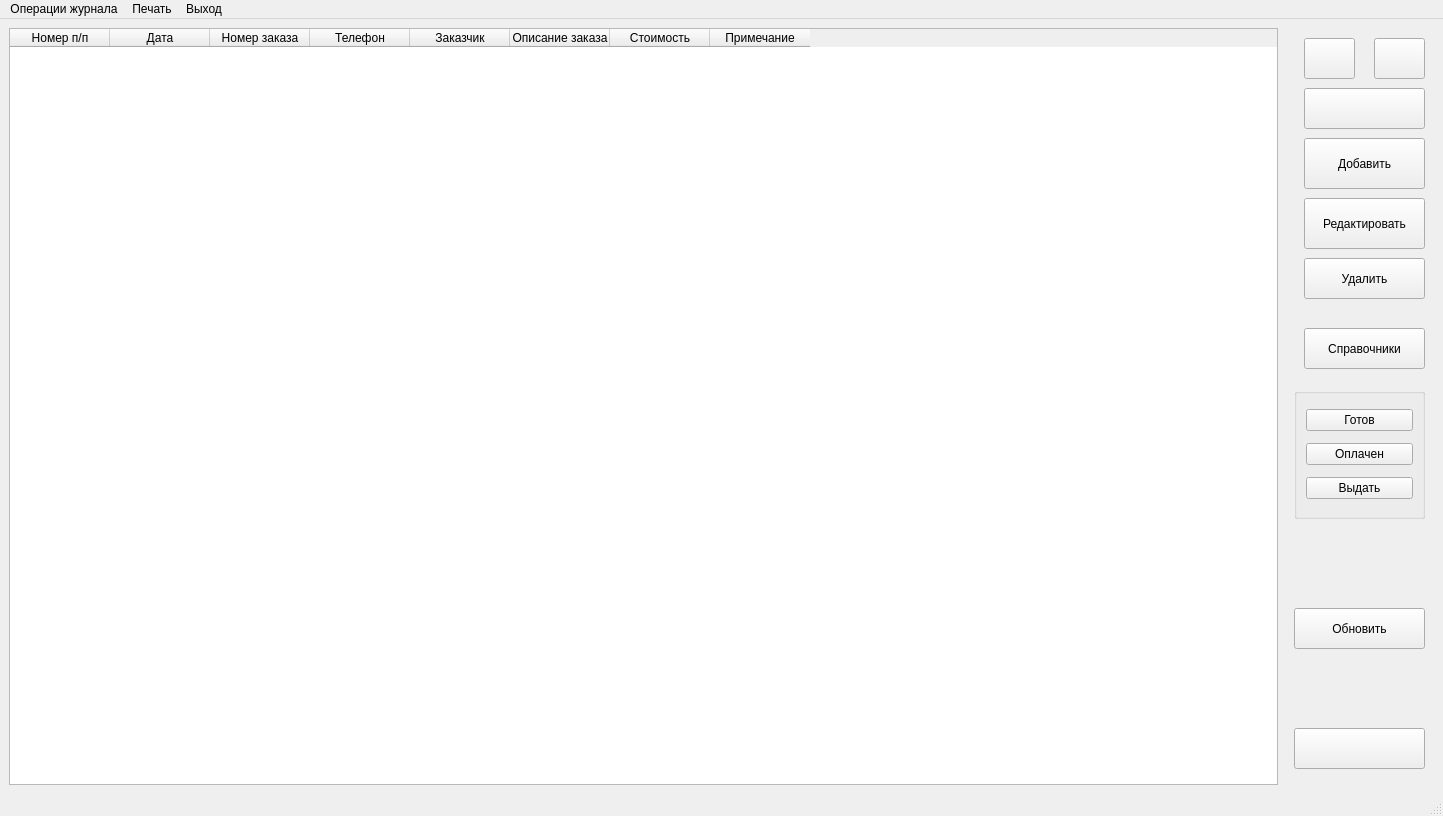
The window that main.ui (leoneii/ixjournal) describes before a commit, drawn with Qt 5.
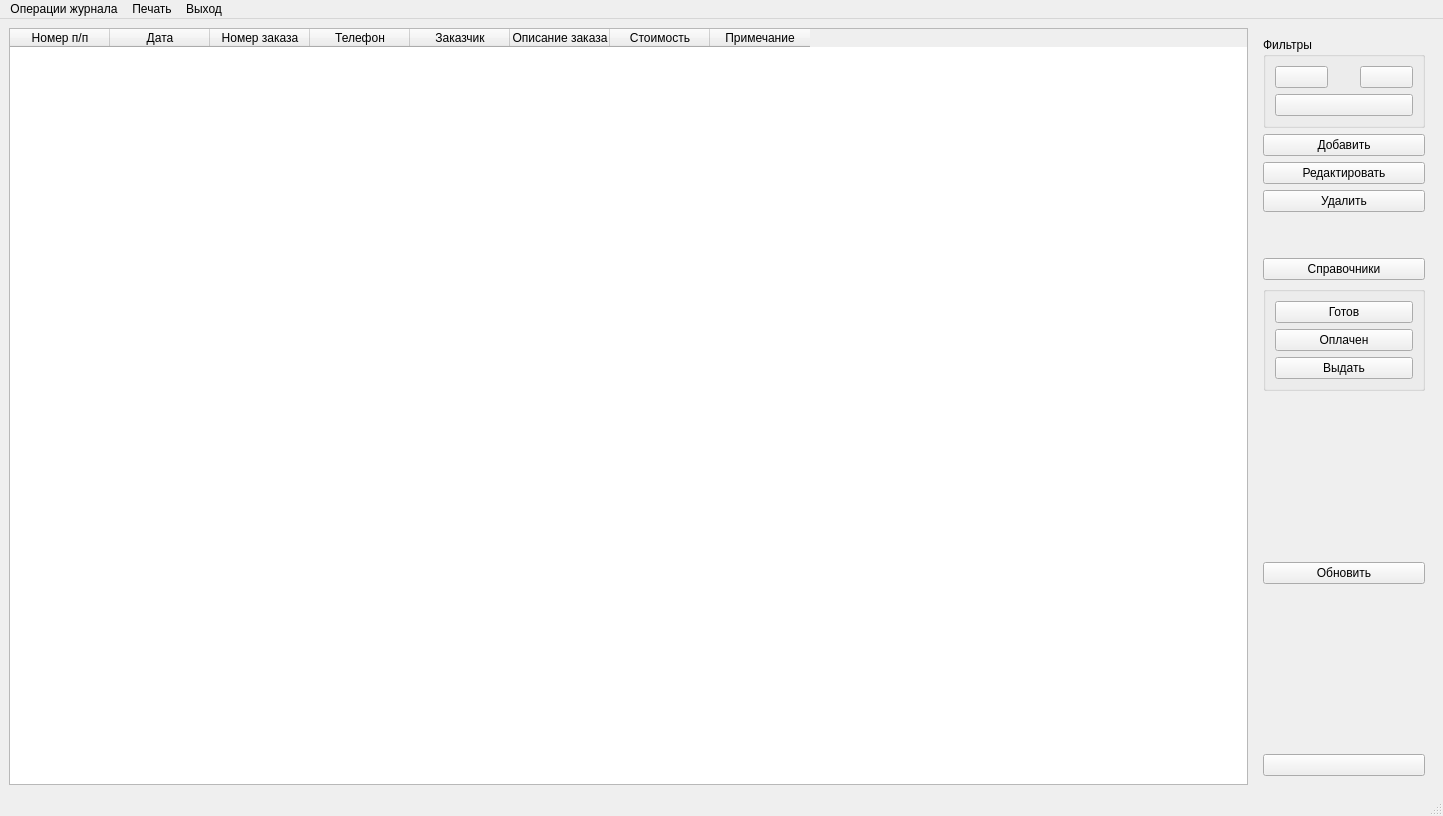
The same window after the commit. Icons and pictures are not drawn.

Commit message: Обновил

```diff
--- a/main.ui
+++ b/main.ui
@@ -94,31 +94,55 @@
      <widget class="QFrame" name="frame">
       <property name="minimumSize">
        <size>
-        <width>150</width>
+        <width>180</width>
         <height>0</height>
        </size>
       </property>
+      <property name="maximumSize">
+       <size>
+        <width>150</width>
+        <height>16777215</height>
+       </size>
+      </property>
       <property name="toolTip">
        <string/>
       </property>
       <property name="frameShape">
        <enum>QFrame::Shape::NoFrame</enum>
       </property>
+      <layout class="QVBoxLayout" name="verticalLayout_2">
+       <item>
+        <widget class="QGroupBox" name="groupBox_2">
+         <property name="sizePolicy">
+          <sizepolicy hsizetype="Preferred" vsizetype="Maximum">
+           <horstretch>0</horstretch>
+           <verstretch>0</verstretch>
+          </sizepolicy>
+         </property>
+         <property name="maximumSize">
+          <size>
+           <width>16777215</width>
+           <height>16777215</height>
+          </size>
+         </property>
+         <property name="title">
+          <string>Фильтры</string>
+         </property>
+         <layout class="QGridLayout" name="gridLayout">
+          <item row="0" column="0">
       <widget class="QPushButton" name="pushButton_Find">
-       <property name="geometry">
-        <rect>
-         <x>20</x>
-         <y>10</y>
-         <width>51</width>
-         <height>41</height>
-        </rect>
-       </property>
        <property name="sizePolicy">
         <sizepolicy hsizetype="Expanding" vsizetype="Fixed">
          <horstretch>0</horstretch>
          <verstretch>0</verstretch>
         </sizepolicy>
        </property>
+            <property name="maximumSize">
+             <size>
+              <width>16777215</width>
+              <height>40</height>
+             </size>
+            </property>
        <property name="text">
         <string/>
        </property>
@@ -133,14 +157,100 @@
         </size>
        </property>
       </widget>
+          </item>
+          <item row="0" column="1">
+           <spacer name="horizontalSpacer">
+            <property name="orientation">
+             <enum>Qt::Orientation::Horizontal</enum>
+            </property>
+            <property name="sizeType">
+             <enum>QSizePolicy::Policy::Preferred</enum>
+            </property>
+            <property name="sizeHint" stdset="0">
+             <size>
+              <width>20</width>
+              <height>20</height>
+             </size>
+            </property>
+           </spacer>
+          </item>
+          <item row="0" column="2">
+           <widget class="QPushButton" name="pushButton_UnFilter">
+            <property name="sizePolicy">
+             <sizepolicy hsizetype="Expanding" vsizetype="Fixed">
+              <horstretch>0</horstretch>
+              <verstretch>0</verstretch>
+             </sizepolicy>
+            </property>
+            <property name="maximumSize">
+             <size>
+              <width>16777215</width>
+              <height>40</height>
+             </size>
+            </property>
+            <property name="text">
+             <string/>
+            </property>
+            <property name="icon">
+             <iconset>
+              <normaloff>image/UnFilter.png</normaloff>image/UnFilter.png</iconset>
+            </property>
+            <property name="iconSize">
+             <size>
+              <width>28</width>
+              <height>28</height>
+             </size>
+            </property>
+           </widget>
+          </item>
+          <item row="1" column="0" colspan="3">
+           <widget class="QPushButton" name="pushButton_UnFilter_All">
+            <property name="sizePolicy">
+             <sizepolicy hsizetype="Expanding" vsizetype="Fixed">
+              <horstretch>0</horstretch>
+              <verstretch>0</verstretch>
+             </sizepolicy>
+            </property>
+            <property name="maximumSize">
+             <size>
+              <width>16777215</width>
+              <height>40</height>
+             </size>
+            </property>
+            <property name="toolTip">
+             <string>Показать все заказы, включая выданные </string>
+            </property>
+            <property name="text">
+             <string/>
+            </property>
+            <property name="icon">
+             <iconset>
+              <normaloff>image/UnFilterAll.png</normaloff>image/UnFilterAll.png</iconset>
+            </property>
+            <property name="iconSize">
+             <size>
+              <width>28</width>
+              <height>28</height>
+             </size>
+            </property>
+           </widget>
+          </item>
+         </layout>
+        </widget>
+       </item>
+       <item>
       <widget class="QPushButton" name="pushButton_Add">
-       <property name="geometry">
-        <rect>
-         <x>20</x>
-         <y>110</y>
-         <width>121</width>
-         <height>51</height>
-        </rect>
+         <property name="sizePolicy">
+          <sizepolicy hsizetype="Minimum" vsizetype="Fixed">
+           <horstretch>0</horstretch>
+           <verstretch>0</verstretch>
+          </sizepolicy>
+         </property>
+         <property name="maximumSize">
+          <size>
+           <width>16777215</width>
+           <height>40</height>
+          </size>
        </property>
        <property name="text">
         <string>Добавить</string>
@@ -150,14 +260,20 @@
          <normaloff>image/add.jpg</normaloff>image/add.jpg</iconset>
        </property>
       </widget>
+       </item>
+       <item>
       <widget class="QPushButton" name="pushButton_Change">
-       <property name="geometry">
-        <rect>
-         <x>20</x>
-         <y>170</y>
-         <width>121</width>
-         <height>51</height>
-        </rect>
+         <property name="sizePolicy">
+          <sizepolicy hsizetype="Minimum" vsizetype="Fixed">
+           <horstretch>0</horstretch>
+           <verstretch>0</verstretch>
+          </sizepolicy>
+         </property>
+         <property name="maximumSize">
+          <size>
+           <width>16777215</width>
+           <height>40</height>
+          </size>
        </property>
        <property name="text">
         <string>Редактировать</string>
@@ -167,14 +283,20 @@
          <normaloff>image/edit.png</normaloff>image/edit.png</iconset>
        </property>
       </widget>
+       </item>
+       <item>
       <widget class="QPushButton" name="pushButton_Del">
-       <property name="geometry">
-        <rect>
-         <x>20</x>
-         <y>230</y>
-         <width>121</width>
-         <height>41</height>
-        </rect>
+         <property name="sizePolicy">
+          <sizepolicy hsizetype="Minimum" vsizetype="Fixed">
+           <horstretch>0</horstretch>
+           <verstretch>0</verstretch>
+          </sizepolicy>
+         </property>
+         <property name="maximumSize">
+          <size>
+           <width>16777215</width>
+           <height>40</height>
+          </size>
        </property>
        <property name="text">
         <string>Удалить</string>
@@ -184,14 +306,62 @@
          <normaloff>image/remove.png</normaloff>image/remove.png</iconset>
        </property>
       </widget>
+       </item>
+       <item>
+        <spacer name="verticalSpacer_2">
+         <property name="orientation">
+          <enum>Qt::Orientation::Vertical</enum>
+         </property>
+         <property name="sizeType">
+          <enum>QSizePolicy::Policy::Maximum</enum>
+         </property>
+         <property name="sizeHint" stdset="0">
+          <size>
+           <width>20</width>
+           <height>40</height>
+          </size>
+         </property>
+        </spacer>
+       </item>
+       <item>
+        <widget class="QPushButton" name="pushButton_Sprav">
+         <property name="sizePolicy">
+          <sizepolicy hsizetype="Expanding" vsizetype="Fixed">
+           <horstretch>0</horstretch>
+           <verstretch>0</verstretch>
+          </sizepolicy>
+         </property>
+         <property name="maximumSize">
+          <size>
+           <width>16777215</width>
+           <height>40</height>
+          </size>
+         </property>
+         <property name="toolTip">
+          <string>Выйти  из программы</string>
+         </property>
+         <property name="text">
+          <string>Справочники</string>
+         </property>
+         <property name="icon">
+          <iconset>
+           <normaloff>image/sprav.png</normaloff>image/sprav.png</iconset>
+         </property>
+         <property name="iconSize">
+          <size>
+           <width>28</width>
+           <height>28</height>
+          </size>
+         </property>
+        </widget>
+       </item>
+       <item>
       <widget class="QGroupBox" name="groupBox">
-       <property name="geometry">
-        <rect>
-         <x>10</x>
-         <y>360</y>
-         <width>131</width>
-         <height>131</height>
-        </rect>
+         <property name="sizePolicy">
+          <sizepolicy hsizetype="Preferred" vsizetype="Maximum">
+           <horstretch>0</horstretch>
+           <verstretch>0</verstretch>
+          </sizepolicy>
        </property>
        <property name="title">
         <string/>
@@ -232,146 +402,34 @@
         </item>
        </layout>
       </widget>
-      <widget class="QPushButton" name="pushButton_UnFilter">
-       <property name="geometry">
-        <rect>
-         <x>90</x>
-         <y>10</y>
-         <width>51</width>
-         <height>41</height>
-        </rect>
-       </property>
-       <property name="sizePolicy">
-        <sizepolicy hsizetype="Expanding" vsizetype="Fixed">
-         <horstretch>0</horstretch>
-         <verstretch>0</verstretch>
-        </sizepolicy>
-       </property>
-       <property name="text">
-        <string/>
-       </property>
-       <property name="icon">
-        <iconset>
-         <normaloff>image/UnFilter.png</normaloff>image/UnFilter.png</iconset>
-       </property>
-       <property name="iconSize">
+       </item>
+       <item>
+        <spacer name="verticalSpacer_3">
+         <property name="orientation">
+          <enum>Qt::Orientation::Vertical</enum>
+         </property>
+         <property name="sizeHint" stdset="0">
         <size>
-         <width>28</width>
-         <height>28</height>
-        </size>
-       </property>
-      </widget>
-      <widget class="QPushButton" name="pushButton_UnFilter_All">
-       <property name="geometry">
-        <rect>
-         <x>20</x>
-         <y>60</y>
-         <width>121</width>
-         <height>41</height>
-        </rect>
-       </property>
-       <property name="sizePolicy">
-        <sizepolicy hsizetype="Expanding" vsizetype="Fixed">
-         <horstretch>0</horstretch>
-         <verstretch>0</verstretch>
-        </sizepolicy>
-       </property>
-       <property name="toolTip">
-        <string>Показать все заказы, включая выданные </string>
-       </property>
-       <property name="text">
-        <string/>
-       </property>
-       <property name="icon">
-        <iconset>
-         <normaloff>image/UnFilterAll.png</normaloff>image/UnFilterAll.png</iconset>
-       </property>
-       <property name="iconSize">
-        <size>
-         <width>28</width>
-         <height>28</height>
-        </size>
-       </property>
-      </widget>
-      <widget class="QPushButton" name="pushButton_Exit">
-       <property name="geometry">
-        <rect>
-         <x>10</x>
-         <y>700</y>
-         <width>131</width>
-         <height>41</height>
-        </rect>
-       </property>
-       <property name="sizePolicy">
-        <sizepolicy hsizetype="Expanding" vsizetype="Fixed">
-         <horstretch>0</horstretch>
-         <verstretch>0</verstretch>
-        </sizepolicy>
-       </property>
-       <property name="toolTip">
-        <string>Выйти  из программы</string>
-       </property>
-       <property name="text">
-        <string/>
-       </property>
-       <property name="icon">
-        <iconset>
-         <normaloff>image/Exit.jpg</normaloff>image/Exit.jpg</iconset>
-       </property>
-       <property name="iconSize">
-        <size>
-         <width>28</width>
-         <height>28</height>
-        </size>
-       </property>
-      </widget>
-      <widget class="QPushButton" name="pushButton_Sprav">
-       <property name="geometry">
-        <rect>
-         <x>20</x>
-         <y>300</y>
-         <width>121</width>
-         <height>41</height>
-        </rect>
-       </property>
-       <property name="sizePolicy">
-        <sizepolicy hsizetype="Expanding" vsizetype="Fixed">
-         <horstretch>0</horstretch>
-         <verstretch>0</verstretch>
-        </sizepolicy>
-       </property>
-       <property name="toolTip">
-        <string>Выйти  из программы</string>
-       </property>
-       <property name="text">
-        <string>Справочники</string>
-       </property>
-       <property name="icon">
-        <iconset>
-         <normaloff>image/sprav.png</normaloff>image/sprav.png</iconset>
-       </property>
-       <property name="iconSize">
-        <size>
-         <width>28</width>
-         <height>28</height>
-        </size>
-       </property>
-      </widget>
+           <width>20</width>
+           <height>40</height>
+          </size>
+         </property>
+        </spacer>
+       </item>
+       <item>
       <widget class="QPushButton" name="pushButton_Renew">
-       <property name="geometry">
-        <rect>
-         <x>10</x>
-         <y>580</y>
-         <width>131</width>
-         <height>41</height>
-        </rect>
-       </property>
        <property name="sizePolicy">
         <sizepolicy hsizetype="Expanding" vsizetype="Fixed">
          <horstretch>0</horstretch>
          <verstretch>0</verstretch>
         </sizepolicy>
        </property>
+         <property name="maximumSize">
+          <size>
+           <width>16777215</width>
+           <height>40</height>
+          </size>
+         </property>
        <property name="toolTip">
         <string>Выйти  из программы</string>
        </property>
@@ -389,6 +447,53 @@
         </size>
        </property>
       </widget>
+       </item>
+       <item>
+        <spacer name="verticalSpacer">
+         <property name="orientation">
+          <enum>Qt::Orientation::Vertical</enum>
+         </property>
+         <property name="sizeHint" stdset="0">
+          <size>
+           <width>20</width>
+           <height>40</height>
+          </size>
+         </property>
+        </spacer>
+       </item>
+       <item>
+        <widget class="QPushButton" name="pushButton_Exit">
+         <property name="sizePolicy">
+          <sizepolicy hsizetype="Expanding" vsizetype="Fixed">
+           <horstretch>0</horstretch>
+           <verstretch>0</verstretch>
+          </sizepolicy>
+         </property>
+         <property name="maximumSize">
+          <size>
+           <width>16777215</width>
+           <height>40</height>
+          </size>
+         </property>
+         <property name="toolTip">
+          <string>Выйти  из программы</string>
+         </property>
+         <property name="text">
+          <string/>
+         </property>
+         <property name="icon">
+          <iconset>
+           <normaloff>image/Exit.jpg</normaloff>image/Exit.jpg</iconset>
+         </property>
+         <property name="iconSize">
+          <size>
+           <width>28</width>
+           <height>28</height>
+          </size>
+         </property>
+        </widget>
+       </item>
+      </layout>
      </widget>
     </item>
    </layout>
```
Left out of the diff: 4 changed lines with no effect on the pictures. Lines whose indentation alone changed are shown as unchanged. The commit also changes 2 other files.
